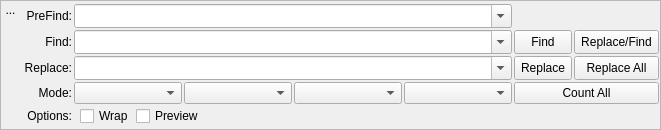
Before: the Qt Designer form src/Form_Files/FindReplacePlus.ui in 3tic-project/Sigil-Enhanced, drawn with Qt 5.
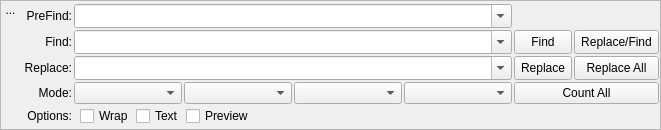
After: the same form once the commit is applied. Icons and pictures are not drawn. Custom widgets are drawn as their Qt base class.

Commit message:
Add a text-only option to enhanced Find and Replace.
Enhanced search can now skip tags the same way the original search does, without reading the current file while the window is still starting.

What changed in the file:
```diff
--- a/src/Form_Files/FindReplacePlus.ui
+++ b/src/Form_Files/FindReplacePlus.ui
@@ -388,7 +388,7 @@
          </widget>
         </item>
         <item row="4" column="1" colspan="3">
-         <layout class="QHBoxLayout" name="advancedLayout" stretch="0,0,0,0">
+         <layout class="QHBoxLayout" name="advancedLayout" stretch="0,0,0,0,0">
           <property name="leftMargin">
            <number>6</number>
           </property>
@@ -402,6 +402,20 @@
             </property>
            </widget>
           </item>
+          <item>
+           <widget class="QCheckBox" name="chkOptionTextOnly">
+            <property name="focusPolicy">
+             <enum>Qt::TabFocus</enum>
+            </property>
+            <property name="toolTip">
+             <string>Search only in text (outside tags).
+Valid only when searching HTML files.</string>
+            </property>
+            <property name="text">
+             <string>Text</string>
+            </property>
+           </widget>
+          </item>
           <item>
            <widget class="QCheckBox" name="chkOptionPreview">
             <property name="toolTip">
```
The commit also changes 8 other files.
